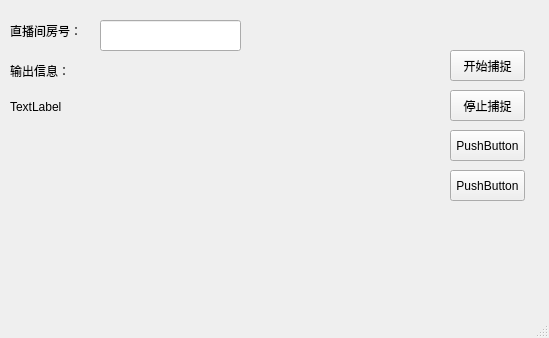
First picture: the form in mainwindow.ui, repository 80491636/huya_rtmp, before the edit.
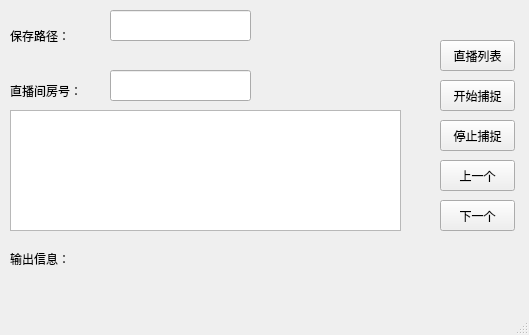
Second picture: the form after the edit.

Commit message: 增加获取直播列表，上一个，下一个，自动添加房间号。 缺少保存数据库，上传视频功能。

```diff
--- a/mainwindow.ui
+++ b/mainwindow.ui
@@ -6,8 +6,8 @@
    <rect>
     <x>0</x>
     <y>0</y>
-    <width>549</width>
-    <height>338</height>
+    <width>529</width>
+    <height>335</height>
    </rect>
   </property>
   <property name="windowTitle">
@@ -17,8 +17,8 @@
    <widget class="QPushButton" name="start_Button">
     <property name="geometry">
      <rect>
-      <x>450</x>
-      <y>50</y>
+      <x>440</x>
+      <y>80</y>
       <width>75</width>
       <height>31</height>
      </rect>
@@ -30,8 +30,8 @@
    <widget class="QPushButton" name="end_Button">
     <property name="geometry">
      <rect>
-      <x>450</x>
-      <y>90</y>
+      <x>440</x>
+      <y>120</y>
       <width>75</width>
       <height>31</height>
      </rect>
@@ -43,63 +43,50 @@
    <widget class="QPushButton" name="pushButton_3">
     <property name="geometry">
      <rect>
-      <x>450</x>
-      <y>130</y>
+      <x>440</x>
+      <y>160</y>
       <width>75</width>
       <height>31</height>
      </rect>
     </property>
     <property name="text">
-     <string>PushButton</string>
+     <string>上一个</string>
     </property>
    </widget>
    <widget class="QPushButton" name="pushButton_4">
     <property name="geometry">
      <rect>
-      <x>450</x>
-      <y>170</y>
+      <x>440</x>
+      <y>200</y>
       <width>75</width>
       <height>31</height>
      </rect>
     </property>
     <property name="text">
-     <string>PushButton</string>
-    </property>
-   </widget>
-   <widget class="QLabel" name="label">
-    <property name="geometry">
-     <rect>
-      <x>10</x>
-      <y>100</y>
-      <width>401</width>
-      <height>201</height>
-     </rect>
-    </property>
-    <property name="text">
-     <string>TextLabel</string>
-    </property>
-    <property name="alignment">
-     <set>Qt::AlignLeading|Qt::AlignLeft|Qt::AlignTop</set>
+     <string>下一个</string>
     </property>
    </widget>
    <widget class="QLabel" name="label_2">
     <property name="geometry">
      <rect>
       <x>10</x>
-      <y>60</y>
-      <width>61</width>
-      <height>21</height>
+      <y>250</y>
+      <width>501</width>
+      <height>51</height>
      </rect>
     </property>
     <property name="text">
      <string>输出信息：</string>
     </property>
+    <property name="alignment">
+     <set>Qt::AlignLeading|Qt::AlignLeft|Qt::AlignTop</set>
+    </property>
    </widget>
    <widget class="QLabel" name="label_3">
     <property name="geometry">
      <rect>
       <x>10</x>
-      <y>20</y>
+      <y>80</y>
       <width>71</width>
       <height>21</height>
      </rect>
@@ -111,13 +98,59 @@
    <widget class="QLineEdit" name="lineEdit">
     <property name="geometry">
      <rect>
-      <x>100</x>
+      <x>110</x>
+      <y>70</y>
+      <width>141</width>
+      <height>31</height>
+     </rect>
+    </property>
+   </widget>
+   <widget class="QLabel" name="path_lab">
+    <property name="geometry">
+     <rect>
+      <x>10</x>
       <y>20</y>
+      <width>81</width>
+      <height>31</height>
+     </rect>
+    </property>
+    <property name="text">
+     <string>保存路径：</string>
+    </property>
+   </widget>
+   <widget class="QLineEdit" name="path_lineE">
+    <property name="geometry">
+     <rect>
+      <x>110</x>
+      <y>10</y>
       <width>141</width>
       <height>31</height>
      </rect>
     </property>
    </widget>
+   <widget class="QListWidget" name="listWidget">
+    <property name="geometry">
+     <rect>
+      <x>10</x>
+      <y>110</y>
+      <width>391</width>
+      <height>121</height>
+     </rect>
+    </property>
+   </widget>
+   <widget class="QPushButton" name="list_Button">
+    <property name="geometry">
+     <rect>
+      <x>440</x>
+      <y>40</y>
+      <width>75</width>
+      <height>31</height>
+     </rect>
+    </property>
+    <property name="text">
+     <string>直播列表</string>
+    </property>
+   </widget>
   </widget>
   <widget class="QStatusBar" name="statusbar"/>
  </widget>
```
Left out of the diff: 6 changed lines with no effect on the pictures. The commit also changes 12 other files.
